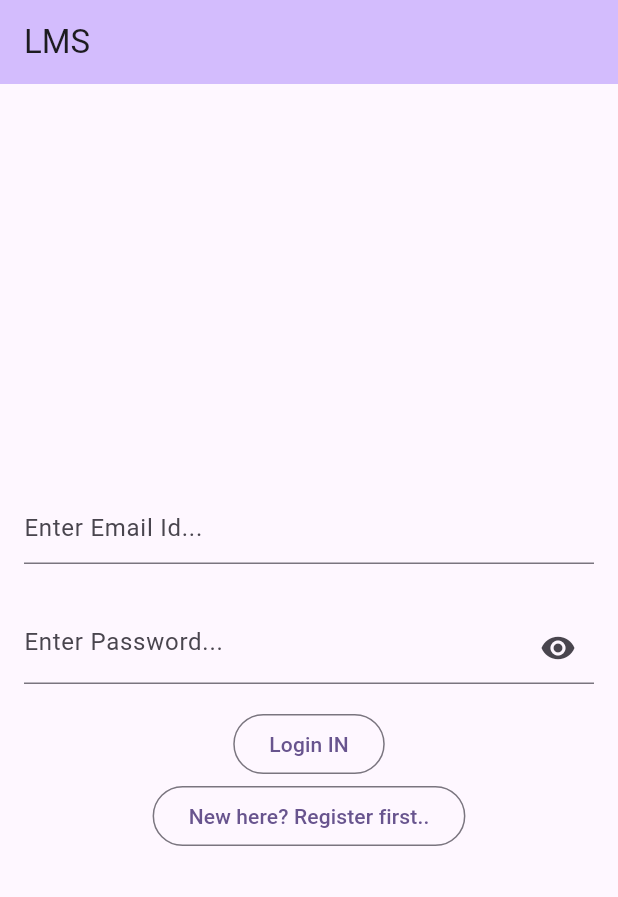
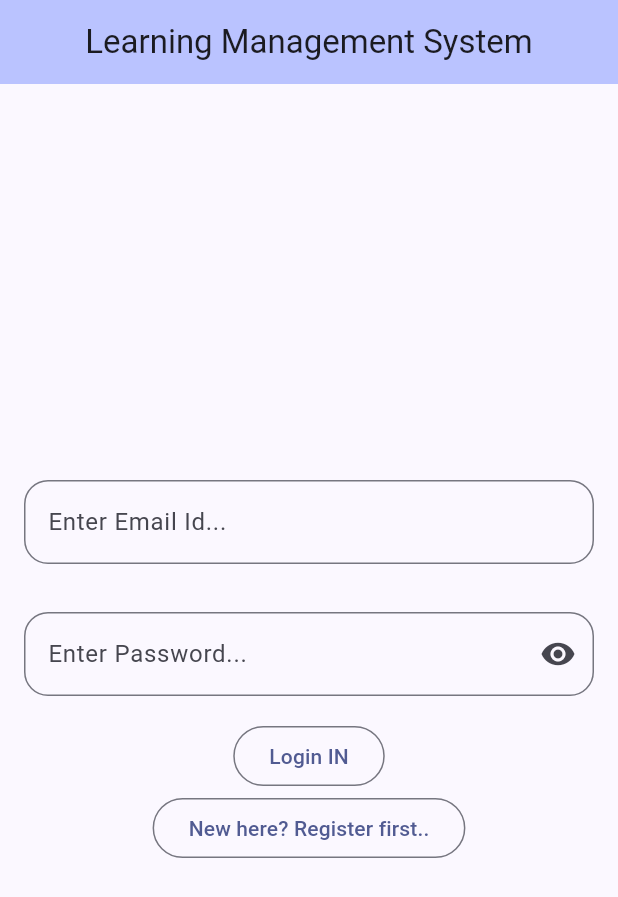
Before and after one commit to TutorialsAndroid/LMS, a Flutter app: the screen it shows after launch, on a phone screen of 412 x 824 dp. Shown: the top 897 px of the screen. Run offline on Flutter 3.47's test engine with Material 2 defaults, Android fonts, the phone set to English and light mode, and no system bars; our stand-ins replace percent_indicator, table_calendar.

Commit message:
Updated Login screen UI

```diff
--- a/lib/attendance_screen.dart
+++ b/lib/attendance_screen.dart
@@ -1,4 +1,5 @@
 import 'package:flutter/material.dart';
+// ignore: depend_on_referenced_packages
 import 'package:percent_indicator/percent_indicator.dart';
 
 class AttendanceScreen extends StatefulWidget {
--- a/lib/main.dart
+++ b/lib/main.dart
@@ -14,12 +14,12 @@ class MyApp extends StatelessWidget {
   @override
   Widget build(BuildContext context) {
     return MaterialApp(
-      title: 'LMS',
+      title: 'Learning Management System',
       theme: ThemeData(
-        colorScheme: ColorScheme.fromSeed(seedColor: Colors.deepPurple),
+        colorScheme: ColorScheme.fromSeed(seedColor: Colors.indigo),
         useMaterial3: true,
       ),
-      home: const MyHomePage(title: 'LMS'),
+      home: const MyHomePage(title: 'Learning Management System'),
     );
   }
 }
@@ -49,6 +49,7 @@ class _MyHomePageState extends State<MyHomePage> {
       appBar: AppBar(
         backgroundColor: Theme.of(context).colorScheme.inversePrimary,
         title: Text(widget.title),
+        centerTitle: true,
       ),
       body: Center(
         child: Column(
@@ -58,6 +59,9 @@ class _MyHomePageState extends State<MyHomePage> {
               padding: EdgeInsets.all(16.0),
               child: TextField(
                 decoration: InputDecoration(
+                  border: OutlineInputBorder(
+                      borderRadius: BorderRadius.all(Radius.circular(16.0))
+                  ),
                   hintText: 'Enter Email Id...',
                 ),
               ),
@@ -67,6 +71,9 @@ class _MyHomePageState extends State<MyHomePage> {
               padding: const EdgeInsets.all(16.0),
               child: TextField(
                 decoration: InputDecoration(
+                  border: const OutlineInputBorder(
+                    borderRadius: BorderRadius.all(Radius.circular(16.0))
+                  ),
                   hintText: 'Enter Password...',
                   suffixIcon: IconButton(
                     icon: Icon(
```
